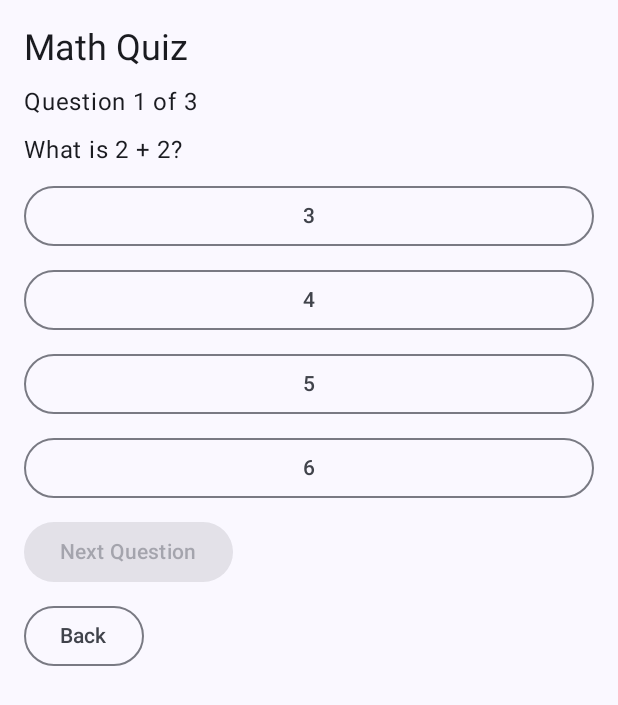
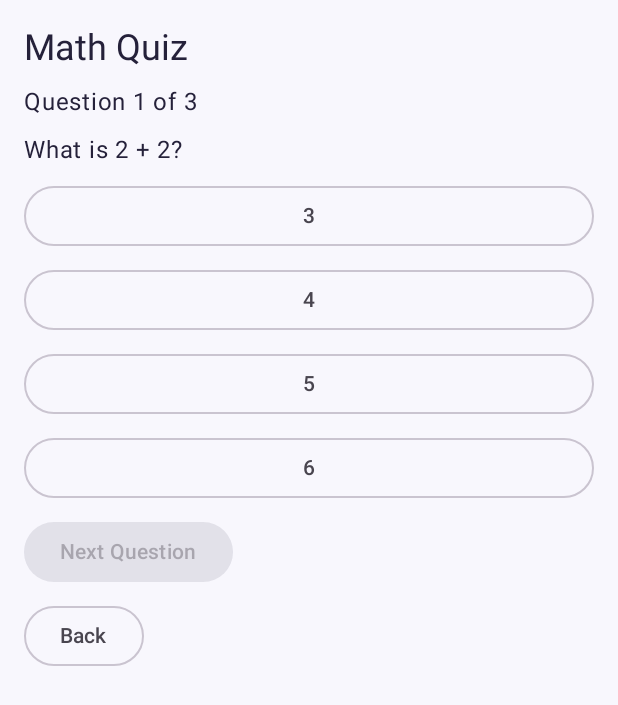
Before and after one commit to gauhardaul/QuizQuest, an Android app built with Jetpack Compose: the screen it shows after launch (MainActivity), after a tap on "Math", on a phone screen of 412 x 824 dp. Shown: the top 705 px of the screen. Run offline under Robolectric (Android 15) with nearby library versions, the phone set to English and light mode, and no system bars.

Commit message:
use QuizQuest colors

```diff
--- a/app/src/main/java/com/example/mobileproject/ui/theme/Color.kt
+++ b/app/src/main/java/com/example/mobileproject/ui/theme/Color.kt
@@ -1,14 +1,6 @@
 package com.example.mobileproject.ui.theme
 
 import androidx.compose.ui.graphics.Color
-
-val Purple80 = Color(0xFFD0BCFF)
-val PurpleGrey80 = Color(0xFFCCC2DC)
-val Pink80 = Color(0xFFEFB8C8)
-
-val Purple40 = Color(0xFF6650a4)
-val PurpleGrey40 = Color(0xFF625b71)
-val Pink40 = Color(0xFF7D5260)
 
 val QuizPurple = Color(0xFF6455D8)
 val QuizPurpleLight = Color(0xFFF0EDFF)
--- a/app/src/main/java/com/example/mobileproject/ui/theme/Theme.kt
+++ b/app/src/main/java/com/example/mobileproject/ui/theme/Theme.kt
@@ -1,6 +1,5 @@
 package com.example.mobileproject.ui.theme
 
-import android.app.Activity
 import android.os.Build
 import androidx.compose.foundation.isSystemInDarkTheme
 import androidx.compose.material3.MaterialTheme
@@ -9,35 +8,41 @@ import androidx.compose.material3.dynamicDarkColorScheme
 import androidx.compose.material3.dynamicLightColorScheme
 import androidx.compose.material3.lightColorScheme
 import androidx.compose.runtime.Composable
+import androidx.compose.ui.graphics.Color
 import androidx.compose.ui.platform.LocalContext
 
-private val DarkColorScheme = darkColorScheme(
-    primary = Purple80,
-    secondary = PurpleGrey80,
-    tertiary = Pink80
+private val LightColorScheme = lightColorScheme(
+    primary = QuizPurple,
+    onPrimary = Color.White,
+    primaryContainer = QuizPurpleLight,
+    onPrimaryContainer = QuizPurpleDeep,
+    secondary = QuizTeal,
+    onSecondary = Color.White,
+    tertiary = QuizOrange,
+    onTertiary = Color.White,
+    background = QuizBackground,
+    onBackground = QuizText,
+    surface = QuizBackground,
+    onSurface = QuizText
 )
 
-private val LightColorScheme = lightColorScheme(
-    primary = Purple40,
-    secondary = PurpleGrey40,
-    tertiary = Pink40
-
-    /* Other default colors to override
-    background = Color(0xFFFFFBFE),
-    surface = Color(0xFFFFFBFE),
-    onPrimary = Color.White,
-    onSecondary = Color.White,
-    onTertiary = Color.White,
-    onBackground = Color(0xFF1C1B1F),
-    onSurface = Color(0xFF1C1B1F),
-    */
+private val DarkColorScheme = darkColorScheme(
+    primary = QuizPurpleDark,
+    onPrimary = QuizPurpleDeep,
+    primaryContainer = QuizPurpleDarkContainer,
+    onPrimaryContainer = Color.White,
+    secondary = QuizTealDark,
+    tertiary = QuizOrangeDark,
+    background = QuizBackgroundDark,
+    onBackground = QuizTextDark,
+    surface = QuizBackgroundDark,
+    onSurface = QuizTextDark
 )
 
 @Composable
 fun MobileProjectTheme(
     darkTheme: Boolean = isSystemInDarkTheme(),
-    // Dynamic color is available on Android 12+
-    dynamicColor: Boolean = true,
+    dynamicColor: Boolean = false,
     content: @Composable () -> Unit
 ) {
     val colorScheme = when {
```
